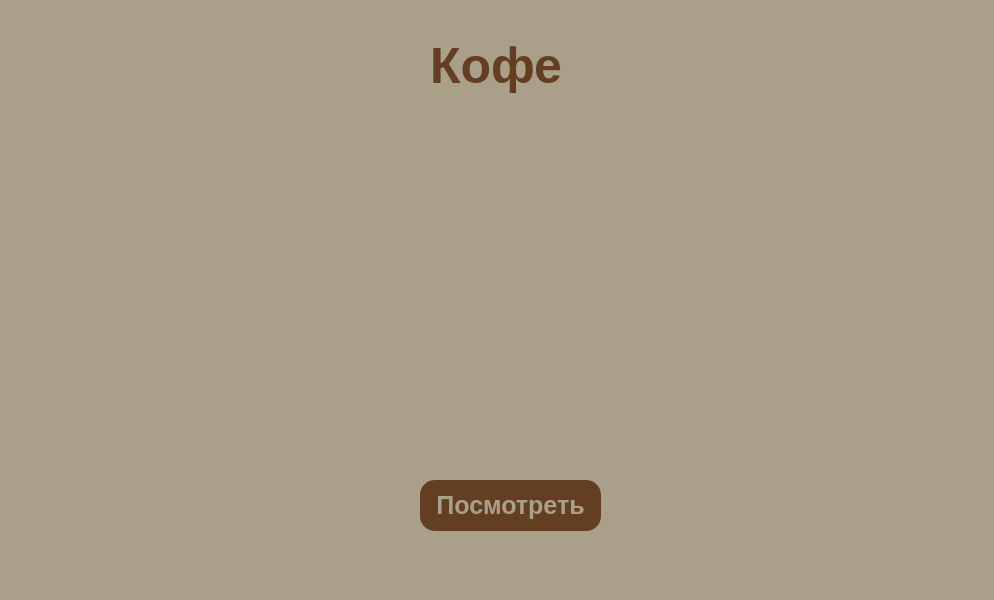
This is untitled.ui in JulkaIvanova/coffee as Qt 5 draws it before an edit. The edited form follows.
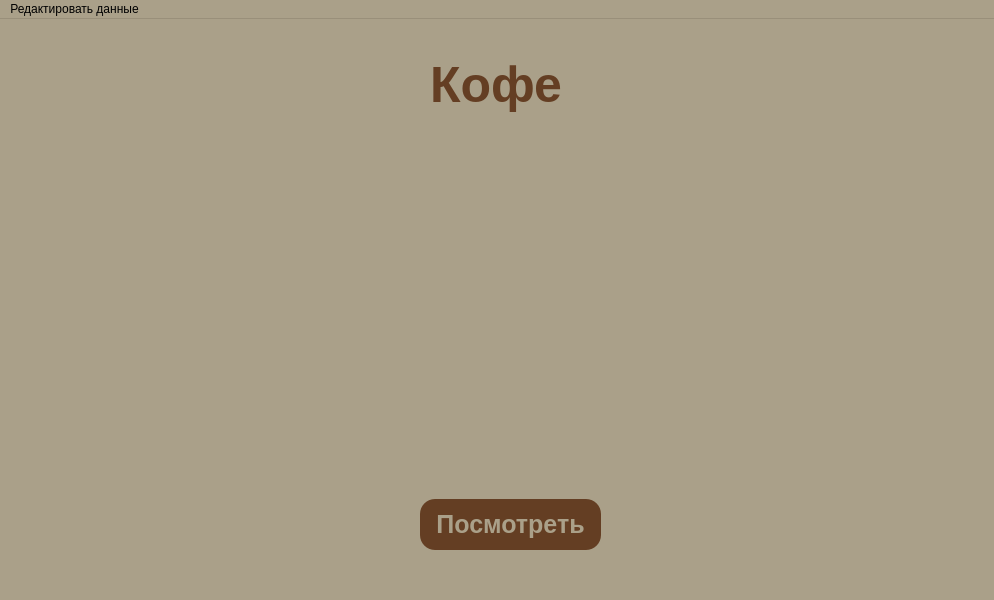
This is the edited form.

Diff of the .ui file:
```diff
--- a/untitled.ui
+++ b/untitled.ui
@@ -130,6 +130,34 @@
     </property>
    </widget>
   </widget>
+  <widget class="QMenuBar" name="menuBar">
+   <property name="geometry">
+    <rect>
+     <x>0</x>
+     <y>0</y>
+     <width>994</width>
+     <height>21</height>
+    </rect>
+   </property>
+   <widget class="QMenu" name="menu">
+    <property name="title">
+     <string>Редактировать данные</string>
+    </property>
+    <addaction name="action"/>
+    <addaction name="action_2"/>
+   </widget>
+   <addaction name="menu"/>
+  </widget>
+  <action name="action">
+   <property name="text">
+    <string>Изменить</string>
+   </property>
+  </action>
+  <action name="action_2">
+   <property name="text">
+    <string>Добавить</string>
+   </property>
+  </action>
  </widget>
  <resources/>
  <connections/>
```
